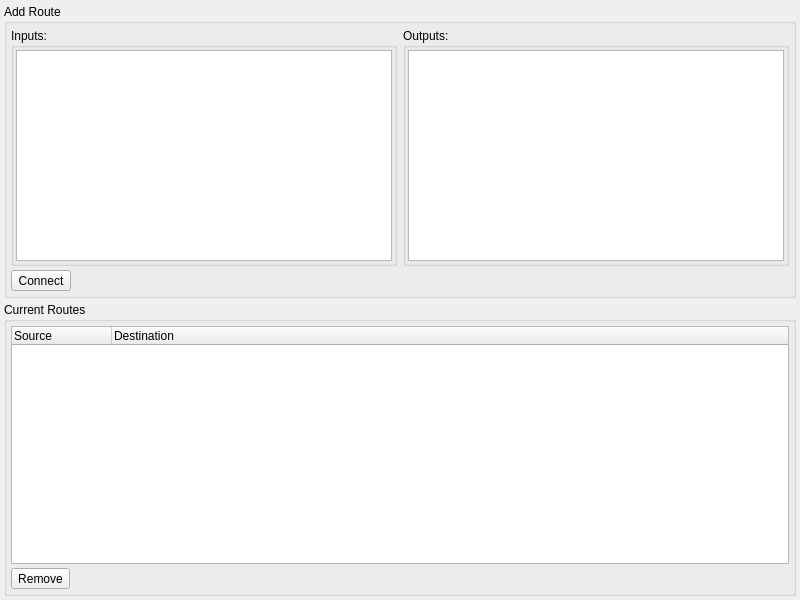
The window that oom/mixer/routedialogbase.ui (ccherrett/oom) describes before a commit, drawn with Qt 5.
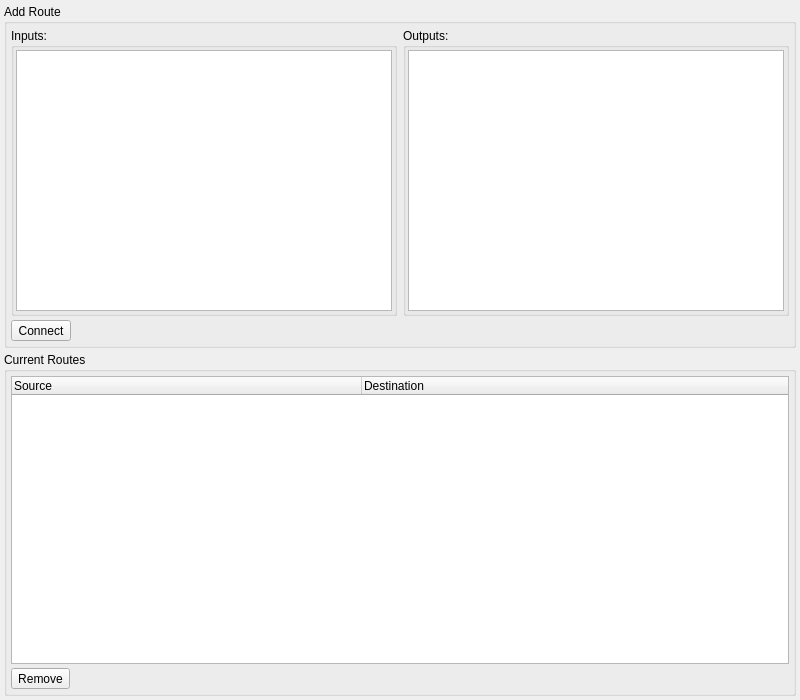
The same window after the commit.

Commit message: styling routes dialog

Patch:
```diff
--- a/oom/mixer/routedialogbase.ui
+++ b/oom/mixer/routedialogbase.ui
@@ -7,7 +7,7 @@
     <x>0</x>
     <y>0</y>
     <width>800</width>
-    <height>600</height>
+    <height>700</height>
    </rect>
   </property>
   <property name="sizePolicy">
@@ -59,7 +59,11 @@
             <number>2</number>
            </property>
            <item>
-            <widget class="QListWidget" name="newSrcList"/>
+            <widget class="QListWidget" name="newSrcList">
+             <property name="alternatingRowColors">
+              <bool>true</bool>
+             </property>
+            </widget>
            </item>
           </layout>
          </widget>
@@ -83,7 +87,11 @@
             <number>2</number>
            </property>
            <item>
-            <widget class="QListWidget" name="newDstList"/>
+            <widget class="QListWidget" name="newDstList">
+             <property name="alternatingRowColors">
+              <bool>true</bool>
+             </property>
+            </widget>
            </item>
           </layout>
          </widget>
@@ -123,6 +131,12 @@
       </property>
       <item>
        <widget class="QTreeWidget" name="routeList">
+        <property name="alternatingRowColors">
+         <bool>true</bool>
+        </property>
+        <attribute name="headerDefaultSectionSize">
+         <number>350</number>
+        </attribute>
         <column>
          <property name="text">
           <string>Source</string>
```
The commit also changes 1 other file.
